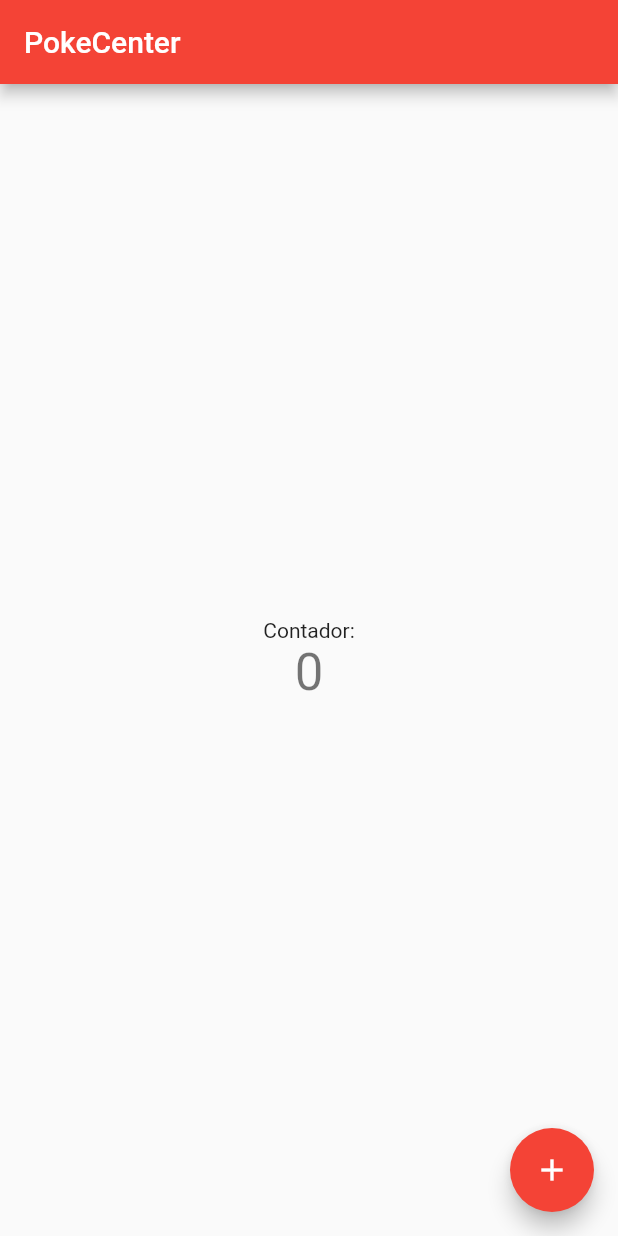
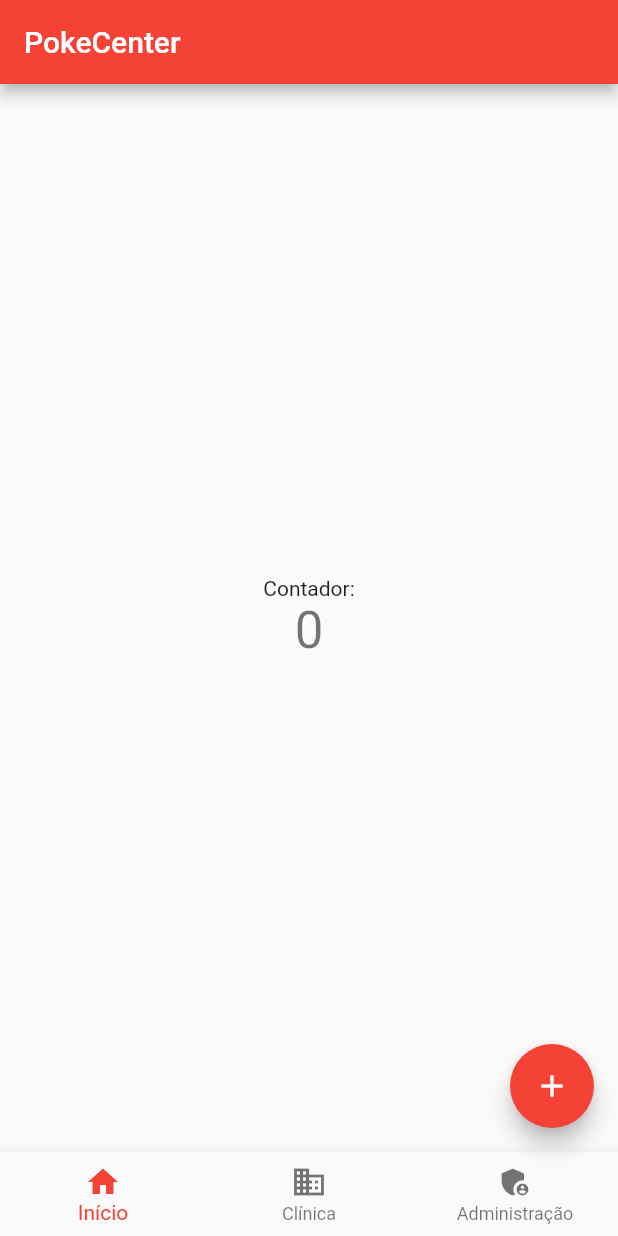
Before and after one commit to CEFETTA/Poke-Center, a Flutter app: the screen it shows after launch, on a phone screen of 412 x 824 dp. Run offline on Flutter 3.47's test engine with Material 2 defaults, Android fonts, the phone set to English and light mode, and no system bars; our stand-ins replace flutter_mobx, mobx; generated files the repository leaves out were written again.

Commit message:
feat(home): Adds bottom navigation

```diff
--- a/frontend/pokecenter_front/lib/pages/home.dart
+++ b/frontend/pokecenter_front/lib/pages/home.dart
@@ -32,6 +32,11 @@ class _HomePageState extends State<HomePage> {
           ],
         ),
       ),
+      bottomNavigationBar: BottomNavigationBar(items: [
+        BottomNavigationBarItem(icon: Icon(Icons.home), label: "Início"),
+        BottomNavigationBarItem(icon: Icon(Icons.business), label: "Clínica"),
+        BottomNavigationBarItem(icon: Icon(Icons.admin_panel_settings), label: "Administração")
+      ],),
       floatingActionButton: FloatingActionButton(
         onPressed: counter.increment,
         tooltip: 'Aumentar contador',
```
